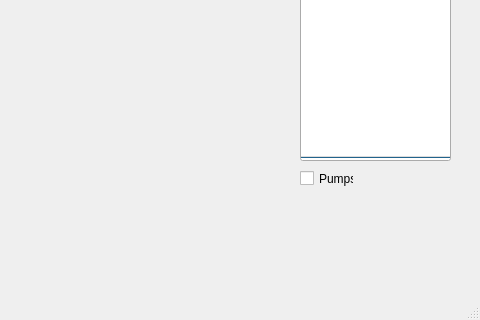
krismaz/BrewLinker, file gui.ui: the form before one commit; both pictures show x 320 to 800 and y 280 to 600 of the 800 by 600 pixel window.
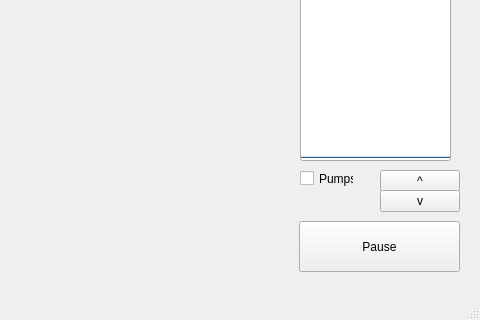
The form after the commit.

What changed in the file:
```diff
--- a/gui.ui
+++ b/gui.ui
@@ -71,6 +71,58 @@
      <string>TextLabel</string>
     </property>
    </widget>
+   <widget class="QPushButton" name="upButton">
+    <property name="geometry">
+     <rect>
+      <x>700</x>
+      <y>450</y>
+      <width>80</width>
+      <height>22</height>
+     </rect>
+    </property>
+    <property name="text">
+     <string>^</string>
+    </property>
+   </widget>
+   <widget class="QPushButton" name="downButton">
+    <property name="geometry">
+     <rect>
+      <x>700</x>
+      <y>470</y>
+      <width>80</width>
+      <height>22</height>
+     </rect>
+    </property>
+    <property name="text">
+     <string>v</string>
+    </property>
+   </widget>
+   <widget class="QPushButton" name="pauseButton">
+    <property name="geometry">
+     <rect>
+      <x>619</x>
+      <y>501</y>
+      <width>161</width>
+      <height>51</height>
+     </rect>
+    </property>
+    <property name="text">
+     <string>Pause</string>
+    </property>
+   </widget>
+   <widget class="QLabel" name="label_2">
+    <property name="geometry">
+     <rect>
+      <x>10</x>
+      <y>340</y>
+      <width>201</width>
+      <height>121</height>
+     </rect>
+    </property>
+    <property name="text">
+     <string> </string>
+    </property>
+   </widget>
   </widget>
   <widget class="QMenuBar" name="menubar">
    <property name="geometry">
```
Left out of the diff: 2 changed lines with no effect on the pictures.
